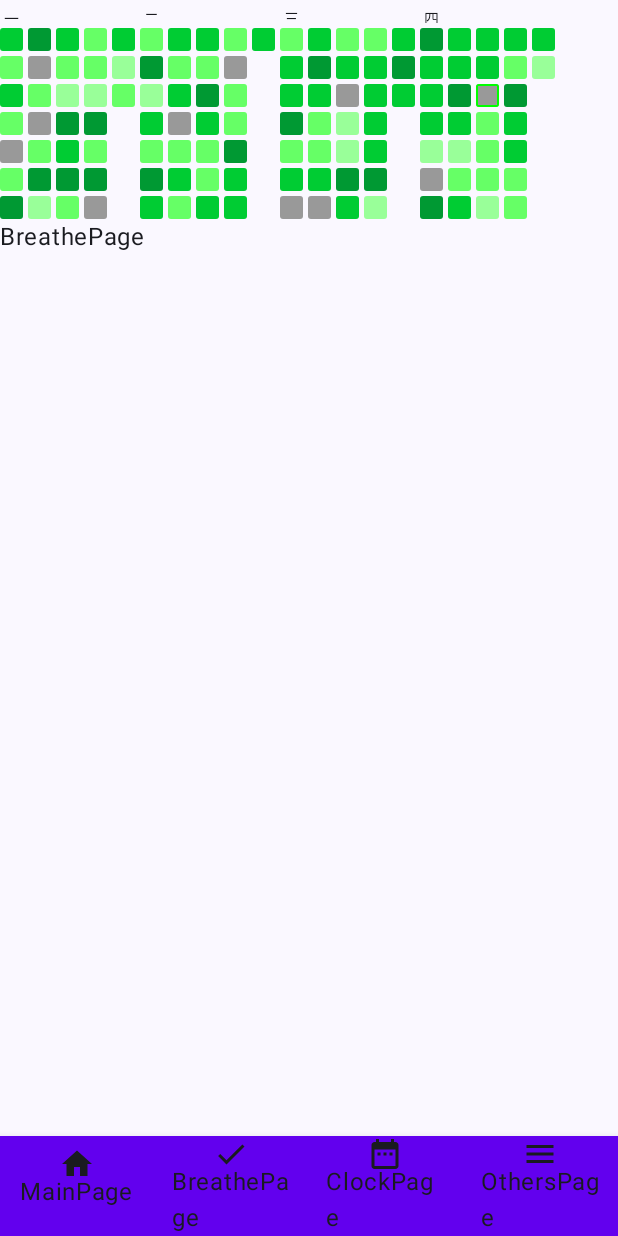
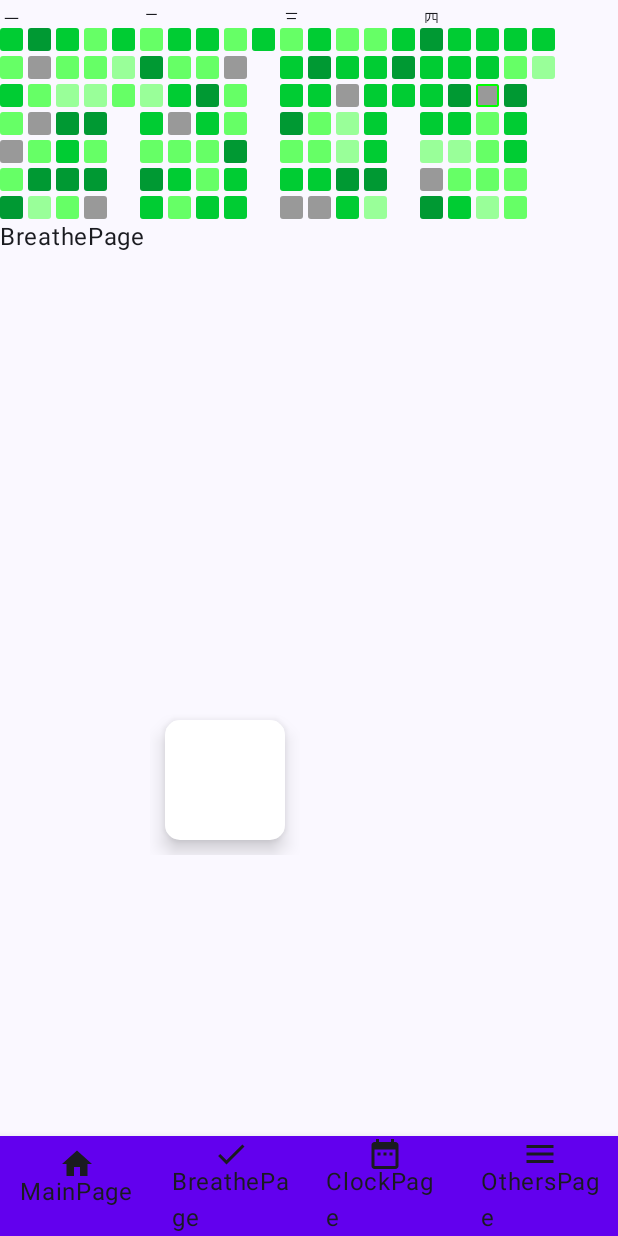
Before and after one commit to SevenFortyFive/ONE, an Android app built with Jetpack Compose: the screen it shows after launch (MainActivity), item 2 of the bottom bar chosen, on a phone screen of 412 x 824 dp. Run offline under Robolectric (Android 15) with nearby library versions, the phone set to English and light mode, and no system bars; our stand-ins replace Room's generated code, livedata-compose.

Commit message:
init player

```diff
--- a/app/build.gradle.kts
+++ b/app/build.gradle.kts
@@ -58,6 +58,7 @@ dependencies {
     implementation("androidx.compose.runtime:runtime-livedata:1.6.4")
     implementation(libs.androidx.lifecycle.viewmodel.compose)
     implementation(libs.androidx.navigation.compose)
+    implementation(libs.androidx.media3.exoplayer)
     val room_version = "2.6.1"
 
     implementation("androidx.room:room-runtime:$room_version")
--- /dev/null
+++ b/app/src/main/java/com/example/one/data/playerdata/AudioData.kt
@@ -0,0 +1,20 @@
+package com.example.one.data.playerdata
+
+import com.example.one.R
+
+data class AudioData(
+    val rawid: String,
+    val name: String,
+    val surface: Int
+)
+
+/**
+ * 返回audio列表
+ */
+fun getAudioList(): List<AudioData> {
+    return listOf(
+        AudioData("res/raw/blackbird.mp3","",R.raw.img))
+//        AudioData(R.raw.citytraffic,"citytraffic",R.raw.img),
+//        AudioData(R.raw.rainy,"rainy",R.raw.img),
+//        AudioData(R.raw.wind,"wind",R.raw.img))
+}
--- /dev/null
+++ b/app/src/main/java/com/example/one/data/playerdata/PlayerState.kt
@@ -0,0 +1,7 @@
+package com.example.one.data.playerdata
+
+enum class PlayerState{
+    LOADING,
+    STOP,
+    PLAYING
+}
--- a/app/src/main/java/com/example/one/myui/player/Player.kt
+++ b/app/src/main/java/com/example/one/myui/player/Player.kt
@@ -1,31 +1,108 @@
 package com.example.one.myui.player
 
+import android.annotation.SuppressLint
+import androidx.compose.animation.animateContentSize
+import androidx.compose.animation.core.animateDpAsState
+import androidx.compose.foundation.Image
+import androidx.compose.foundation.clickable
+import androidx.compose.foundation.layout.Arrangement
+import androidx.compose.foundation.layout.Box
 import androidx.compose.foundation.layout.Column
+import androidx.compose.foundation.layout.Row
+import androidx.compose.foundation.layout.Spacer
+import androidx.compose.foundation.layout.absoluteOffset
+import androidx.compose.foundation.layout.fillMaxSize
+import androidx.compose.foundation.layout.height
+import androidx.compose.foundation.layout.padding
 import androidx.compose.foundation.layout.size
+import androidx.compose.foundation.layout.width
+import androidx.compose.foundation.shape.RoundedCornerShape
+import androidx.compose.material.Button
 import androidx.compose.material.Card
+import androidx.compose.material.Text
 import androidx.compose.runtime.Composable
+import androidx.compose.runtime.getValue
+import androidx.compose.runtime.mutableStateOf
+import androidx.compose.runtime.remember
+import androidx.compose.runtime.setValue
+import androidx.compose.ui.Alignment
 import androidx.compose.ui.Modifier
+import androidx.compose.ui.platform.LocalContext
+import androidx.compose.ui.res.painterResource
 import androidx.compose.ui.tooling.preview.Preview
 import androidx.compose.ui.unit.dp
+import androidx.lifecycle.viewmodel.compose.viewModel
+import com.example.one.R
 import com.example.one.ui.theme.ONETheme
+import com.example.one.vm.PlayerViewModel
 
 @Composable
 fun Player(){
-    Card(modifier = Modifier.size(100.dp,100.dp)) {
+    var vm :PlayerViewModel= viewModel()
 
+    vm.initdata(LocalContext.current)
+
+    var ifshow by remember {
+        mutableStateOf(false)
     }
-}
-
-@Composable
-fun PlayerController()
-{
-    Column {
-        Card( modifier = Modifier, elevation =  10.dp) {
-
+    // 创建动画状态
+    val sizeState by animateDpAsState(
+        if (ifshow) 250.dp else 100.dp
+    )
+    Card(
+        modifier = Modifier
+            .absoluteOffset(100.dp, 300.dp)
+            .size(sizeState)
+            .animateContentSize()
+            .padding(10.dp)
+            .clickable { ifshow = !ifshow },
+        elevation = 8.dp,
+        shape = RoundedCornerShape(10.dp)
+    ) {
+        Box(modifier = Modifier.fillMaxSize(),
+            contentAlignment = Alignment.Center)
+        {
+            if(ifshow)
+            {
+                Column(
+                    verticalArrangement = Arrangement.Center,
+                    horizontalAlignment = Alignment.CenterHorizontally
+                ) {
+                    ImageSurface()
+                    Spacer(modifier = Modifier.height(2.dp))
+                    Text(text = "name")
+                    Spacer(modifier = Modifier.height(2.dp))
+                    Row {
+                        Button(onClick = { /*TODO*/ }) {
+                            Text(text = "left")
+                        }
+                        Spacer(modifier = Modifier.width(2.dp))
+                        Button(onClick = {vm.play()}) {
+                            Text(text = "begin")
+                        }
+                        Spacer(modifier = Modifier.width(2.dp))
+                        Button(onClick = { /*TODO*/ }) {
+                            Text(text = "right")
+                        }
+                    }
+                }
+            }
         }
     }
 }
 
+@SuppressLint("ResourceType")
+@Composable
+fun ImageSurface()
+{
+    Card(modifier = Modifier
+        .animateContentSize()
+        .size(150.dp)
+        .padding(10.dp),
+        shape = RoundedCornerShape(10.dp)) {
+        Image(painter = painterResource(id = R.raw.img), contentDescription = "test")
+    }
+}
 @Preview(showBackground = true)
 @Composable
 fun TestPlayer()
--- a/app/src/main/java/com/example/one/page/BreathePage.kt
+++ b/app/src/main/java/com/example/one/page/BreathePage.kt
@@ -9,6 +9,7 @@ import androidx.compose.runtime.Composable
 import androidx.compose.ui.Modifier
 import androidx.compose.ui.tooling.preview.Preview
 import com.example.one.myui.hotmap.HotMap
+import com.example.one.myui.player.Player
 import com.example.one.ui.theme.ONETheme
 
 @Composable
@@ -20,6 +21,7 @@ fun BreathePage()
             .fillMaxSize()) {
             HotMap()
             Text(text = "BreathePage")
+            Player()
         }
     }
 }
--- /dev/null
+++ b/app/src/main/java/com/example/one/vm/PlayerViewModel.kt
@@ -0,0 +1,68 @@
+package com.example.one.vm
+
+import android.content.Context
+import android.util.Log
+import androidx.lifecycle.LiveData
+import androidx.lifecycle.MutableLiveData
+import androidx.lifecycle.ViewModel
+import androidx.lifecycle.viewModelScope
+import androidx.media3.common.AudioAttributes
+import androidx.media3.common.C
+import androidx.media3.common.MediaItem
+import androidx.media3.exoplayer.ExoPlayer
+import com.example.one.data.playerdata.AudioData
+import com.example.one.data.playerdata.PlayerState
+import com.example.one.data.playerdata.getAudioList
+import kotlinx.coroutines.launch
+
+class PlayerViewModel(): ViewModel(){
+
+    // 保存列表
+    private val datalist: List<AudioData> = getAudioList()
+
+    // 当前播放曲目索引
+    private var _currentidx = MutableLiveData(0)
+
+    private var _currentstate = MutableLiveData(PlayerState.STOP)
+
+    // 标记当前状态
+    val currentstate :LiveData<PlayerState>
+        get() = _currentstate
+
+    lateinit var player : ExoPlayer
+
+    init {
+        Log.d("player","init playerviewmodel")
+    }
+    fun initdata(context: Context){
+        Log.d("player","initdata start")
+
+        player = ExoPlayer.Builder(context)
+            .setAudioAttributes(
+                AudioAttributes.DEFAULT,/* handleAudioFocus= */true)
+            .setHandleAudioBecomingNoisy(true)
+            .setWakeMode(C.WAKE_MODE_LOCAL)
+            .build()
+
+        viewModelScope.launch{
+            datalist.forEach{
+                player.addMediaItem(
+                    MediaItem.fromUri(it.rawid)
+                )
+            }
+        }
+        Log.d("player","innitdata over")
+    }
+
+    fun play(){
+        viewModelScope.launch {
+            try {
+                Log.d("player","try to start")
+                player.prepare()
+                player.play()
+            }catch (e :Exception){
+                Log.d("player","fail to start")
+            }
+        }
+    }
+}
--- a/gradle/libs.versions.toml
+++ b/gradle/libs.versions.toml
@@ -10,6 +10,7 @@ activityCompose = "1.7.0"
 composeBom = "2023.08.00"
 lifecycleViewmodelCompose = "2.7.0"
 navigationCompose = "2.7.7"
+media3Exoplayer = "1.3.1"
 
 [libraries]
 androidx-core-ktx = { group = "androidx.core", name = "core-ktx", version.ref = "coreKtx" }
@@ -28,6 +29,7 @@ androidx-ui-test-junit4 = { group = "androidx.compose.ui", name = "ui-test-junit
 androidx-material3 = { group = "androidx.compose.material3", name = "material3" }
 androidx-lifecycle-viewmodel-compose = { group = "androidx.lifecycle", name = "lifecycle-viewmodel-compose", version.ref = "lifecycleViewmodelCompose" }
 androidx-navigation-compose = { group = "androidx.navigation", name = "navigation-compose", version.ref = "navigationCompose" }
+androidx-media3-exoplayer = { group = "androidx.media3", name = "media3-exoplayer", version.ref = "media3Exoplayer" }
 
 [plugins]
 androidApplication = { id = "com.android.application", version.ref = "agp" }
```
Also changed, not shown: 6 other files.
